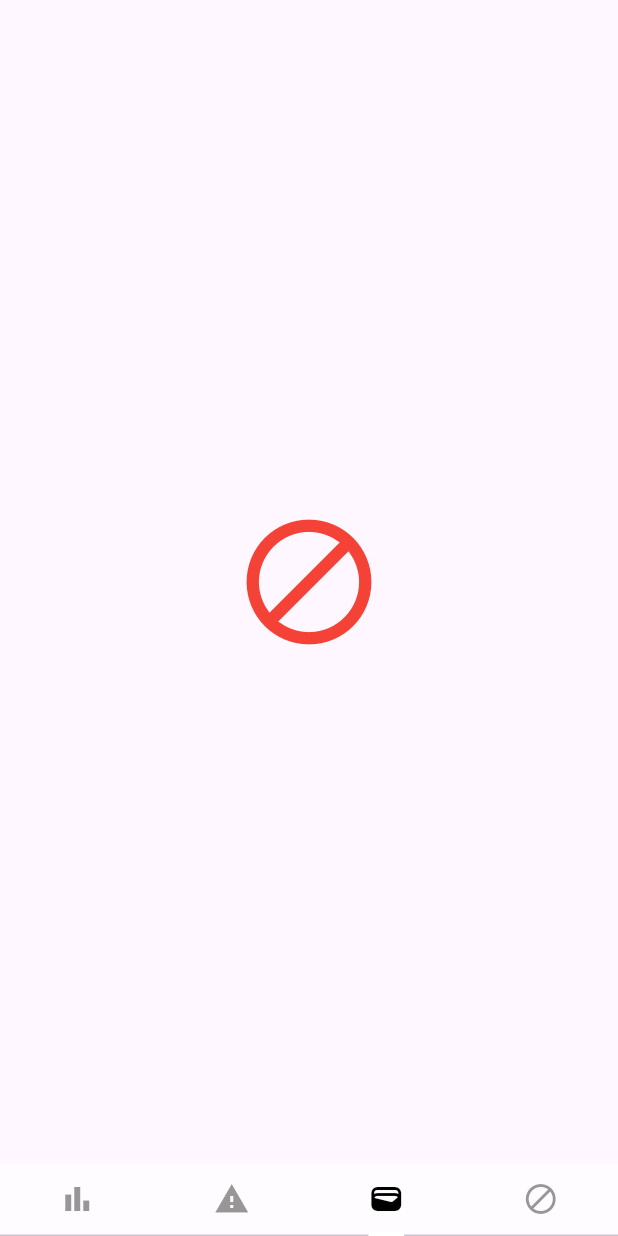
After one commit to SlimeMan10/coughacks2025, a Flutter app: the screen it shows after launch, item 3 of the bottom bar chosen, on a phone screen of 412 x 824 dp. The commit adds this screen. Run offline on Flutter 3.47's test engine with Material 3 defaults, Android fonts, the phone set to English and light mode, and no system bars; our stand-ins replace shared_preferences; missing offline and left inert: app_usage, installed_apps.

Commit message:
added hughs jeqluer app
fasdfasdfasdfas

```diff
--- /dev/null
+++ b/app/lib/blocking.dart
@@ -0,0 +1,21 @@
+import 'package:flutter/material.dart';
+
+class Blocking extends StatefulWidget {
+  @override
+  _BlockingState createState() => _BlockingState();
+}
+
+class _BlockingState extends State<Blocking> {
+  @override
+  Widget build(BuildContext context) {
+    return Scaffold(
+      body: Center(
+        child: Icon(
+          Icons.block, // You can replace this with any other icon
+          size: 100.0, // You can adjust the size of the icon
+          color: Colors.red, // You can customize the icon color
+        ),
+      ),
+    );
+  }
+}
--- a/app/lib/tabs.dart
+++ b/app/lib/tabs.dart
@@ -1,4 +1,5 @@
 import 'package:app/Permissions.dart';
+import 'package:app/blocking.dart';
 import 'package:flutter/material.dart';
 import 'AppUsage.dart'; // Make sure this exports AppUsageApp
 import 'blockInfo.dart';
@@ -34,6 +35,7 @@ class _TabsState extends State<Tabs> with SingleTickerProviderStateMixin {
           children: [
             AppUsageApp(),
             PermissionsTab(),
+            Blocking(),
             BlockInfo(title: 'Block Info Placeholder'),
           ],
         ),
@@ -47,6 +49,7 @@ class _TabsState extends State<Tabs> with SingleTickerProviderStateMixin {
             tabs: const [
               Tab(icon: Icon(Icons.bar_chart)),
               Tab(icon: Icon(Icons.warning)),
+              Tab(icon: Icon(Icons.wallet)),
               Tab(icon: Icon(Icons.block)),
             ],
           ),
```
Also changed, not shown: app/lib/dayRating.dart (added, +39 -0 lines).
